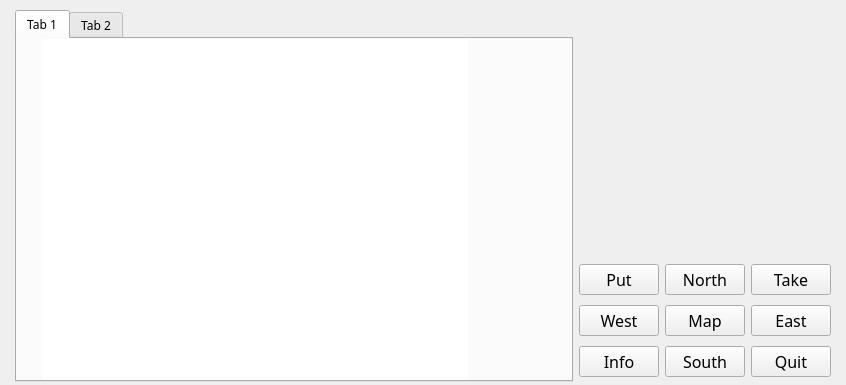
First picture: the form in University Life/uniZork.ui, repository Metagawa/Zorklike-Game-University-Life, before the edit.
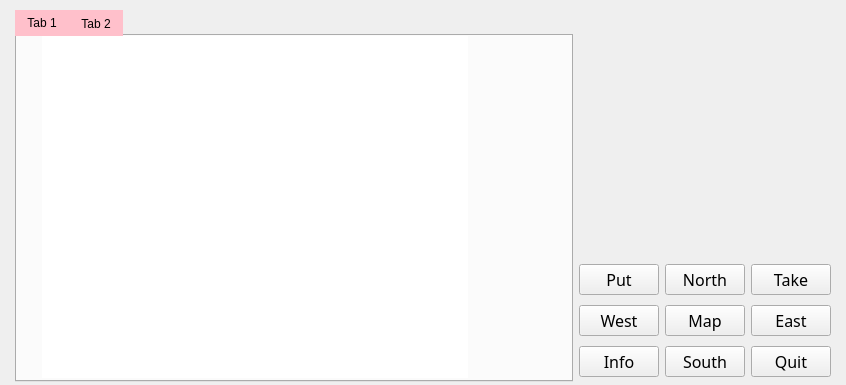
Second picture: the form after the edit. Icons and pictures are not drawn.

Commit message: pink tab

What changed in the file:
```diff
--- a/University Life/uniZork.ui
+++ b/University Life/uniZork.ui
@@ -240,6 +240,9 @@
       </item>
       <item row="0" column="0">
        <widget class="QTabWidget" name="tabWidget">
+        <property name="styleSheet">
+         <string notr="true">QTabBar::tab { background-color: pink; }</string>
+        </property>
         <property name="currentIndex">
          <number>0</number>
         </property>
```
Left out of the diff: 8 changed lines with no effect on the pictures. The commit also changes 1 other file.
